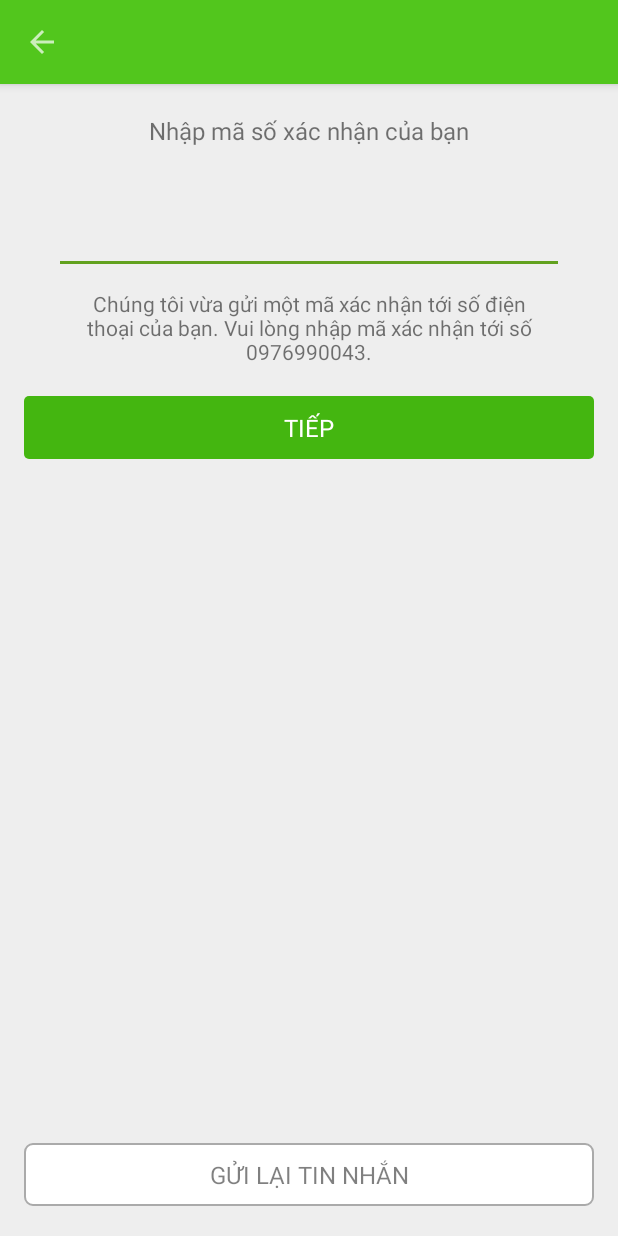
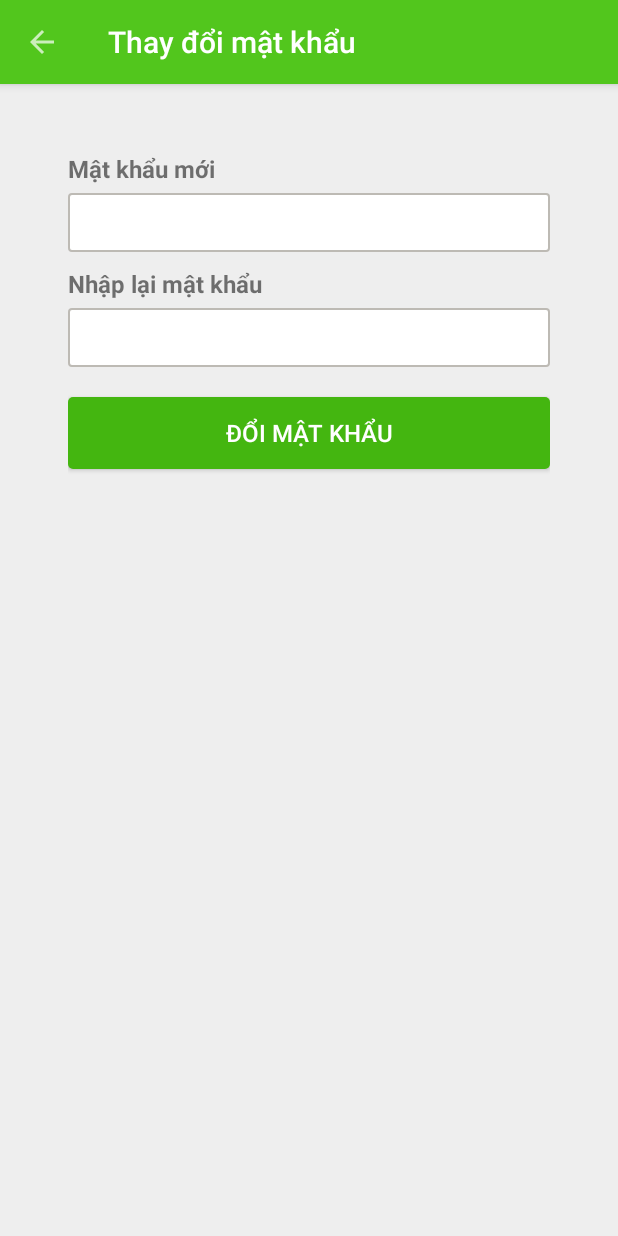
Before and after one commit to framgia/ishipper.android, an Android app: the ChangePasswordActivity screen opened directly, with no data from a screen before it, after a tap on "TIẾP", on a phone screen of 412 x 824 dp. Run offline under Robolectric (Android 15) with nearby library versions, the phone set to English and light mode, and no system bars; our stand-ins replace ButterKnife.

Commit message:
change password 2

```diff
--- a/app/src/main/java/com/framgia/ishipper/ui/activity/LoginActivity.java
+++ b/app/src/main/java/com/framgia/ishipper/ui/activity/LoginActivity.java
@@ -7,11 +7,13 @@ import android.view.View;
 
 import com.framgia.ishipper.R;
 import com.framgia.ishipper.common.Config;
+import com.framgia.ishipper.model.User;
 
 import butterknife.ButterKnife;
 import butterknife.OnClick;
 
 public class LoginActivity extends AppCompatActivity {
+    public static User sUser = new User();
 
     @Override
     protected void onCreate(Bundle savedInstanceState) {
--- a/app/src/main/java/com/framgia/ishipper/ui/fragment/ChangePasswordFragment.java
+++ b/app/src/main/java/com/framgia/ishipper/ui/fragment/ChangePasswordFragment.java
@@ -11,9 +11,11 @@ import android.widget.EditText;
 import android.widget.Toast;
 
 import com.framgia.ishipper.R;
+import com.framgia.ishipper.model.User;
 import com.framgia.ishipper.net.API;
 import com.framgia.ishipper.net.APIDefinition;
 import com.framgia.ishipper.net.APIResponse;
+import com.framgia.ishipper.ui.activity.LoginActivity;
 
 import java.util.HashMap;
 import java.util.Map;
@@ -43,15 +45,18 @@ public class ChangePasswordFragment extends Fragment {
 
     @OnClick(R.id.btn_change_password)
     public void onClick() {
+        User user = LoginActivity.sUser;
+        user.setAuthenticationToken("EiXhr4PpMnhYP7qPC_FG");
+        user.setPhoneNumber("+841234561232");
         Map<String, String> params = new HashMap<>();
-        params.put(APIDefinition.ChangePassword.PARAM_PHONE_NUMBER, "+841234561232");
+        params.put(APIDefinition.ChangePassword.PARAM_PHONE_NUMBER, user.getPhoneNumber());
         params.put(APIDefinition.ChangePassword.PARAM_PASSWORD, mEdtNewPassword.getText().toString());
         params.put(APIDefinition.ChangePassword.PARAM_PASSWORD_CONFIRMATION, mEdtConfirmPassword.getText().toString());
-        API.changePassword("EiXhr4PpMnhYP7qPC_FG", params, new API.APICallback<APIResponse<APIResponse.ChangePasswordResponse>>() {
+        API.changePassword(user.getAuthenticationToken(), params, new API.APICallback<APIResponse<APIResponse.ChangePasswordResponse>>() {
 
             @Override
             public void onResponse(APIResponse<APIResponse.ChangePasswordResponse> response) {
-                Toast.makeText(getContext(), response.getData().getUser().getAuthenticationToken(), Toast.LENGTH_SHORT).show();
+                Toast.makeText(getContext(), response.getMessage(), Toast.LENGTH_SHORT).show();
             }
 
             @Override
--- a/app/src/main/res/layout/activity_login.xml
+++ b/app/src/main/res/layout/activity_login.xml
@@ -40,7 +40,7 @@
             android:layout_width="match_parent"
             android:layout_height="wrap_content"
             android:layout_marginTop="@dimen/all_padding_medium"
-            android:text="@string/pass_login"
+            android:text="@string/all_password"
             android:textSize="@dimen/text_size_title"
             android:textStyle="bold"/>
 
--- a/app/src/main/res/layout/activity_register.xml
+++ b/app/src/main/res/layout/activity_register.xml
@@ -65,7 +65,7 @@
             <TextView
                 style="@style/AppLabelTitle"
                 android:layout_marginTop="@dimen/all_margin_medium"
-                android:text="@string/pass_login"/>
+                android:text="@string/all_password"/>
 
             <EditText
                 android:id="@+id/edtPasswordRegister"
@@ -78,7 +78,7 @@
             <TextView
                 style="@style/AppLabelTitle"
                 android:layout_marginTop="@dimen/all_margin_medium"
-                android:text="@string/password_confirm"/>
+                android:text="@string/all_password_confirm"/>
 
             <EditText
                 android:id="@+id/edtPasswordRegisterConfirm"
--- /dev/null
+++ b/app/src/main/res/layout/fragment_reset_password.xml
@@ -0,0 +1,50 @@
+<?xml version="1.0" encoding="utf-8"?>
+<LinearLayout xmlns:android="http://schemas.android.com/apk/res/android"
+              android:layout_width="match_parent"
+              android:layout_height="match_parent"
+              android:layout_gravity="center"
+              android:background="@color/back_ground_grey"
+              android:orientation="vertical"
+              android:padding="@dimen/fragment_reset_password_padding">
+
+    <TextView
+        android:layout_width="match_parent"
+        android:layout_height="wrap_content"
+        android:text="@string/all_new_password"
+        android:textSize="@dimen/text_size_title"
+        android:textStyle="bold"/>
+
+    <EditText
+        android:id="@+id/edt_new_password"
+        style="@style/AppTextFieldStyle"
+        android:layout_width="match_parent"
+        android:layout_height="wrap_content"
+        android:layout_marginTop="@dimen/all_margin_small"
+        android:inputType="phone"
+        android:textSize="@dimen/text_size_content"/>
+
+    <TextView
+        android:layout_width="match_parent"
+        android:layout_height="wrap_content"
+        android:layout_marginTop="@dimen/all_padding_medium"
+        android:text="@string/all_password_confirm"
+        android:textSize="@dimen/text_size_title"
+        android:textStyle="bold"/>
+
+    <EditText
+        android:id="@+id/edt_confirm_password"
+        style="@style/AppTextFieldStyle"
+        android:layout_width="match_parent"
+        android:layout_height="wrap_content"
+        android:layout_marginTop="@dimen/all_margin_small"
+        android:inputType="textPassword"
+        android:textSize="@dimen/text_size_content"/>
+
+    <Button
+        android:id="@+id/btn_change_password"
+        style="@style/AppButton"
+        android:layout_width="match_parent"
+        android:layout_height="wrap_content"
+        android:layout_marginTop="@dimen/all_margin_large"
+        android:text="@string/all_reset_password"/>
+</LinearLayout>
--- a/app/src/main/res/values/dimens.xml
+++ b/app/src/main/res/values/dimens.xml
@@ -38,6 +38,7 @@
 
     <!--Activity Login-->
     <dimen name="activity_login_margin">45dp</dimen>
+    <dimen name="fragment_reset_password_padding">45dp</dimen>
 
     <!-- Shape -->
     <dimen name="all_divider_height">1dp</dimen>
--- a/app/src/main/res/values/strings.xml
+++ b/app/src/main/res/values/strings.xml
@@ -126,7 +126,7 @@
     <string name="accept">CHẤP NHẬN</string>
     <string name="verified">Đã xác nhận</string>
     <string name="username_login">Số điện thoại</string>
-    <string name="pass_login">Mật khẩu</string>
+    <string name="all_password">Mật khẩu</string>
     <string name="login">Đăng nhập</string>
     <string name="register">Đăng kí</string>
     <string name="activity_login_forgot_pass"><u>Quên mật khẩu?</u></string>
@@ -141,7 +141,7 @@
     <string name="nav_order_total">Tổng đơn:</string>
     <string name="nav_success_order">Đơn thành công:</string>
     <string name="all_address_sample">Nguyễn Khoái, Hoàng Mai, Hà Nội</string>
-    <string name="password_confirm">Nhập lại mật khẩu</string>
+    <string name="all_password_confirm">Nhập lại mật khẩu</string>
     <string name="send">Gửi</string>
     <string name="confirm_phone_input">Nhập mã số xác nhận của bạn</string>
     <string name="input_your_number">Nhập số điện thoại của bạn</string>
@@ -156,4 +156,8 @@
     <string name="user_profile_title">Thông tin tài khoản</string>
     <string name="all_update">CẬP NHẬT</string>
     <string name="register_success">Đăng ký thành công</string>
+    <string name="profile_change_password"><u>Thay đổi mật khẩu</u></string>
+    <string name="all_reset_password">đổi mật khẩu</string>
+    <string name="all_new_password">Mật khẩu mới</string>
+    <string name="title_activity_change_password">Thay đổi mật khẩu</string>
 </resources>
```
